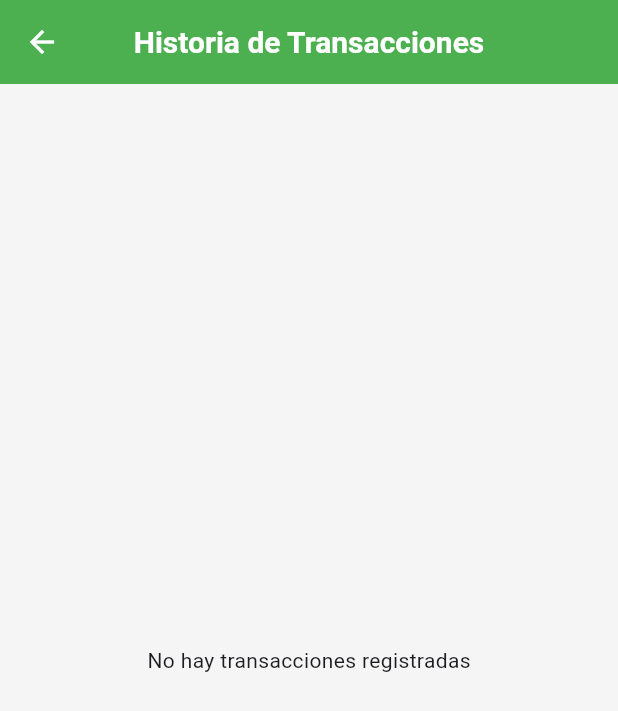
After one commit to breinergg/my_expenses, a Flutter app: the screen it shows after launch, after a tap on the "history" icon, on a phone screen of 412 x 824 dp. The commit adds this screen. Shown: the top 711 px of the screen. Run offline on Flutter 3.47's test engine with Material 3 defaults, Android fonts, the phone set to English and light mode, and no system bars; our stand-ins replace fl_chart.

Commit message:
add transaction history screen, provider and other changes

```diff
--- a/lib/models/transaction.dart
+++ b/lib/models/transaction.dart
@@ -0,0 +1,17 @@
+enum TransactionType { income, expense }
+
+class Transaction {
+  final String id;
+  final String category;
+  final double amount;
+  final TransactionType type;
+  final DateTime date;
+
+  Transaction({
+    required this.id,
+    required this.category,
+    required this.amount,
+    required this.type,
+    required this.date,
+  });
+}
--- /dev/null
+++ b/lib/providers/transaction_provider.dart
@@ -0,0 +1,18 @@
+import 'package:flutter/widgets.dart';
+import 'package:my_expenses/models/transaction.dart';
+
+class TransactionProvider with ChangeNotifier {
+  final List<Transaction> _transactions = [];
+
+  List<Transaction> get transactions => _transactions;
+
+  void addTransactions(Transaction transaction) {
+    _transactions.add(transaction);
+    notifyListeners();
+  }
+
+  void deleteTransaction(String id) {
+    _transactions.removeWhere((transaction) => transaction.id == id);
+    notifyListeners();
+  }
+}
--- a/lib/screens/summary_screen.dart
+++ b/lib/screens/summary_screen.dart
@@ -1,6 +1,7 @@
 import 'package:flutter/material.dart';
 import 'package:my_expenses/models/expense_data.dart';
 import 'package:my_expenses/screens/transaction_form_screen.dart';
+import 'package:my_expenses/screens/transaction_history_screen.dart';
 import 'package:my_expenses/widgets/expense_chart.dart';
 
 class SummaryScreen extends StatelessWidget {
@@ -12,7 +13,7 @@ class SummaryScreen extends StatelessWidget {
       ExpenseData(120, 'Comida'),
       ExpenseData(300, 'Entretenimiento'),
       ExpenseData(230, 'Comida'),
-      ExpenseData(100, 'Viajes'), // se agrupará en "Otros"
+      ExpenseData(100, 'Otros'), // se agrupará en "Otros"
     ];
 
     // Convertimos la lista en un Map con sumatoria por categoría
@@ -22,7 +23,23 @@ class SummaryScreen extends StatelessWidget {
     }
 
     return Scaffold(
-      appBar: AppBar(title: const Text('Resumen de Gastos'), centerTitle: true),
+      appBar: AppBar(
+        title: const Text('Resumen de Gastos'),
+        centerTitle: true,
+        actions: [
+          IconButton(
+            onPressed: () {
+              Navigator.push(
+                context,
+                MaterialPageRoute(
+                  builder: (expenseData) => const TransactionHistoryScreen(),
+                ),
+              );
+            },
+            icon: const Icon(Icons.history),
+          ),
+        ],
+      ),
       body: Padding(
         padding: const EdgeInsets.all(16.0),
         child: Column(
--- /dev/null
+++ b/lib/screens/transaction_history_screen.dart
@@ -0,0 +1,70 @@
+import 'package:flutter/material.dart';
+import 'package:intl/intl.dart';
+import 'package:my_expenses/models/transaction.dart';
+import 'package:my_expenses/providers/transaction_provider.dart';
+import 'package:provider/provider.dart';
+
+class TransactionHistoryScreen extends StatelessWidget {
+  const TransactionHistoryScreen({super.key});
+
+  @override
+  Widget build(BuildContext context) {
+    final transactionProvider = Provider.of<TransactionProvider>(context);
+    final transactions = transactionProvider.transactions;
+
+    return Scaffold(
+      appBar: AppBar(
+        title: Text('Historia de Transacciones'),
+        centerTitle: true,
+      ),
+      body:
+          transactions.isEmpty
+              ? const Center(child: Text('No hay transacciones registradas'))
+              : ListView.builder(
+                itemCount: transactions.length,
+                itemBuilder: (context, index) {
+                  final transaction = transactions[index];
+                  return Card(
+                    margin: const EdgeInsets.symmetric(
+                      vertical: 8,
+                      horizontal: 16,
+                    ),
+                    child: ListTile(
+                      leading: Icon(
+                        transaction.type == TransactionType.income
+                            ? Icons.arrow_downward_outlined
+                            : Icons.arrow_upward_outlined,
+                        color:
+                            transaction.type == TransactionType.income
+                                ? Colors.green
+                                : Colors.red,
+                      ),
+                      title: Text(transaction.category),
+                      subtitle: Text(
+                        DateFormat.yMMMd().format(transaction.date),
+                      ),
+                      trailing: Text(
+                        '\$${transaction.amount.toStringAsFixed(2)}',
+                        style: TextStyle(
+                          color:
+                              transaction.type == TransactionType.income
+                                  ? Colors.green
+                                  : Colors.red,
+                          fontWeight: FontWeight.bold,
+                        ),
+                      ),
+                      onLongPress: () {
+                        transactionProvider.deleteTransaction(transaction.id);
+                        ScaffoldMessenger.of(context).showSnackBar(
+                          SnackBar(
+                            content: const Text('Transaccion Eliminada'),
+                          ),
+                        );
+                      },
+                    ),
+                  );
+                },
+              ),
+    );
+  }
+}
--- a/pubspec.yaml
+++ b/pubspec.yaml
@@ -31,6 +31,8 @@ dependencies:
   flutter:
     sdk: flutter
   fl_chart: ^0.68.0
+  provider: ^6.0.0
+  intl: ^0.20.2
 
 
   # The following adds the Cupertino Icons font to your application.
```
Also changed, not shown: lib/main.dart (+9 -1 lines), pubspec.lock.
